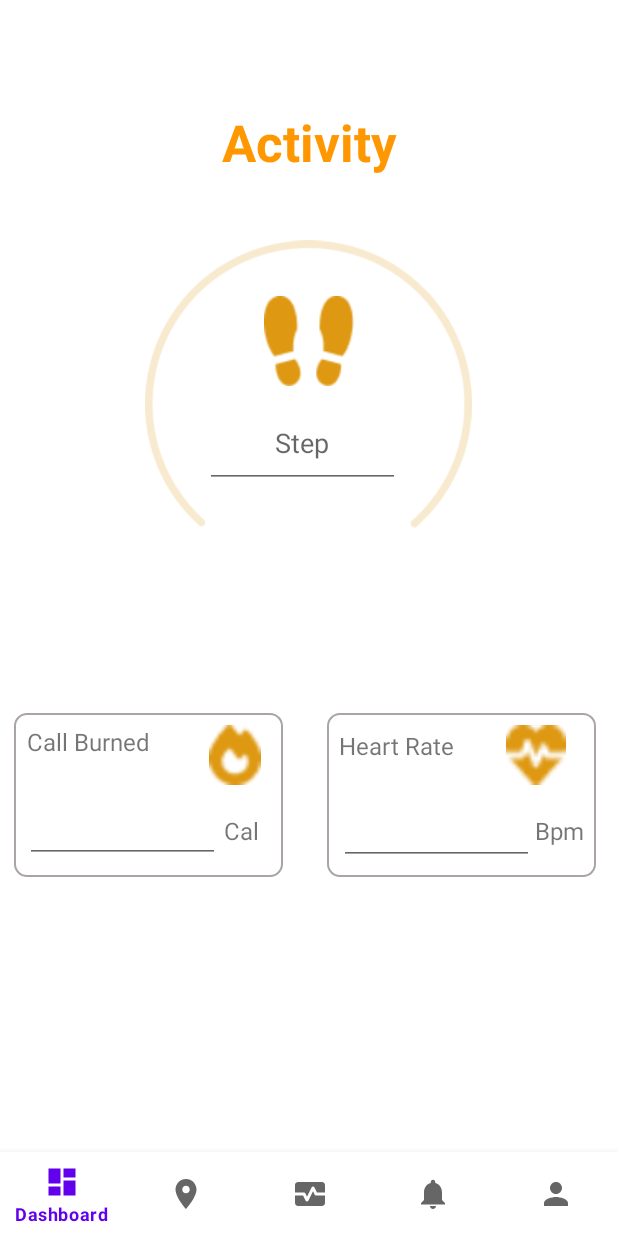
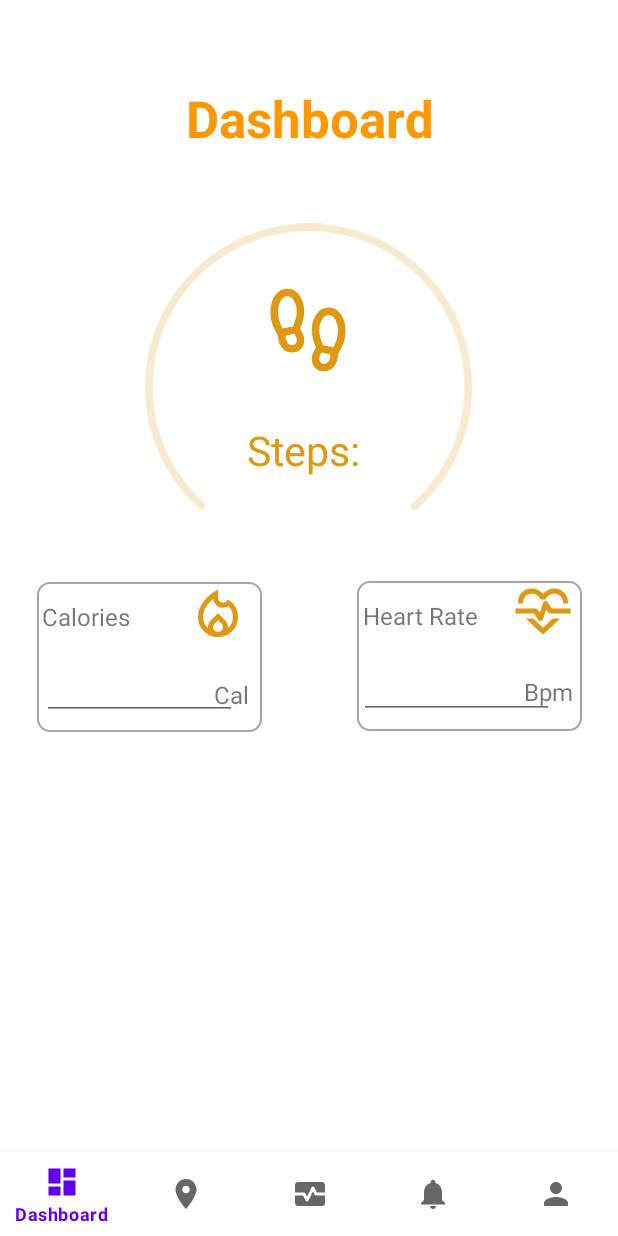
Before and after one commit to nguyen-noah-uet/Sanitas, an Android app: the DashboardFragment screen opened through its navigation route, on a phone screen of 412 x 824 dp. Run offline under Robolectric (Android 15) with nearby library versions, the light colour scheme and no system bars; our stand-ins replace navigation-ui.

Commit message:
Add navigation, fix images

```diff
--- a/app/src/main/java/com/example/sanitas/ui/dashboard/DashboardFragment.kt
+++ b/app/src/main/java/com/example/sanitas/ui/dashboard/DashboardFragment.kt
@@ -75,7 +75,7 @@ class DashboardFragment : Fragment(), SensorEventListener {
             filteredResult(totalAcc)
             if (checkStep()) {
                 stepCounter += 1
-                binding.textDashboard.text = "Steps: ${stepCounter}"
+                binding.StepEditText.text = "Steps: ${stepCounter}"
             }
         }
     }
--- /dev/null
+++ b/app/src/main/res/drawable/baseline_directions_run_24.xml
@@ -0,0 +1,5 @@
+<vector android:autoMirrored="true" android:height="24dp"
+    android:tint="#000000" android:viewportHeight="24"
+    android:viewportWidth="24" android:width="24dp" xmlns:android="http://schemas.android.com/apk/res/android">
+    <path android:fillColor="@android:color/white" android:pathData="M13.49,5.48c1.1,0 2,-0.9 2,-2s-0.9,-2 -2,-2 -2,0.9 -2,2 0.9,2 2,2zM9.89,19.38l1,-4.4 2.1,2v6h2v-7.5l-2.1,-2 0.6,-3c1.3,1.5 3.3,2.5 5.5,2.5v-2c-1.9,0 -3.5,-1 -4.3,-2.4l-1,-1.6c-0.4,-0.6 -1,-1 -1.7,-1 -0.3,0 -0.5,0.1 -0.8,0.1l-5.2,2.2v4.7h2v-3.4l1.8,-0.7 -1.6,8.1 -4.9,-1 -0.4,2 7,1.4z"/>
+</vector>
--- /dev/null
+++ b/app/src/main/res/drawable/cardiology_fill0_wght400_grad0_opsz24.xml
@@ -0,0 +1,9 @@
+<vector xmlns:android="http://schemas.android.com/apk/res/android"
+    android:width="24dp"
+    android:height="24dp"
+    android:viewportWidth="960"
+    android:viewportHeight="960">
+  <path
+      android:fillColor="#FFde9811"
+      android:pathData="M300,120q52,0 99,22t81,62q34,-40 81,-62t99,-22q94,0 157,63t63,157q0,5 -0.5,10t-0.5,10h-80q1,-5 1,-10v-10q0,-60 -40,-100t-100,-40q-47,0 -87,26.5T518,294h-76q-15,-41 -55,-67.5T300,200q-60,0 -100,40t-40,100v10q0,5 1,10L81,360q0,-5 -0.5,-10t-0.5,-10q0,-94 63,-157t157,-63ZM212,600h112q32,31 70,67t86,79q48,-43 86,-79t70,-67h113q-38,42 -90,91T538,802l-58,52 -58,-52q-69,-62 -120.5,-111T212,600ZM442,640q13,0 22.5,-7.5T478,613l54,-163 35,52q5,8 14,13t19,5h320v-80L623,440l-69,-102q-6,-9 -15.5,-13.5T518,320q-13,0 -22.5,7.5T482,347l-54,162 -34,-51q-5,-8 -14,-13t-19,-5L40,440v80h297l69,102q6,9 15.5,13.5T442,640ZM480,473Z"/>
+</vector>
--- /dev/null
+++ b/app/src/main/res/drawable/footprint_fill0_wght400_grad0_opsz24.xml
@@ -0,0 +1,9 @@
+<vector xmlns:android="http://schemas.android.com/apk/res/android"
+    android:width="24dp"
+    android:height="24dp"
+    android:viewportWidth="960"
+    android:viewportHeight="960">
+  <path
+      android:fillColor="#FFde9811"
+      android:pathData="M315,720q-77,0 -117,-57t-38,-128l-18,-27q-11,-17 -36.5,-77T80,280q0,-103 51,-171.5T260,40q85,0 132.5,75.5T440,280q0,58 -16,107t-28,79l8,13q8,14 22,44.5t14,63.5q0,57 -35.5,95T315,720ZM210,464l110,-22q13,-32 26.5,-73t13.5,-89q0,-60 -27.5,-110T260,120q-45,0 -72.5,50T160,280q0,63 17.5,111.5T210,464ZM315,640q19,0 32,-14t13,-39q0,-17 -8,-35t-16,-32l-96,20q0,40 17.5,70t57.5,30ZM645,920q-54,0 -89.5,-38T520,787q0,-33 14,-63.5t22,-44.5l8,-13q-12,-30 -28,-79t-16,-107q0,-89 47.5,-164.5T700,240q78,0 129,68.5T880,480q0,91 -25.5,150.5T818,707l-18,28q1,71 -38.5,128T645,920ZM750,664q15,-24 32.5,-72T800,480q0,-60 -27.5,-110T700,320q-45,0 -72.5,50T600,480q0,48 13.5,88.5T640,642l110,22ZM645,840q40,0 57.5,-30t17.5,-70l-96,-20q-8,14 -16,32t-8,35q0,20 12.5,36.5T645,840Z"/>
+</vector>
--- /dev/null
+++ b/app/src/main/res/drawable/local_fire_department_fill0_wght400_grad0_opsz24.xml
@@ -0,0 +1,9 @@
+<vector xmlns:android="http://schemas.android.com/apk/res/android"
+    android:width="24dp"
+    android:height="24dp"
+    android:viewportWidth="960"
+    android:viewportHeight="960">
+  <path
+      android:fillColor="#FFde9811"
+      android:pathData="M240,560q0,52 21,98.5t60,81.5q-1,-5 -1,-9v-9q0,-32 12,-60t35,-51l113,-111 113,111q23,23 35,51t12,60v9q0,4 -1,9 39,-35 60,-81.5t21,-98.5q0,-50 -18.5,-94.5T648,386q-20,13 -42,19.5t-45,6.5q-62,0 -107.5,-41T401,270q-39,33 -69,68.5t-50.5,72Q261,447 250.5,485T240,560ZM480,612 L423,668q-11,11 -17,25t-6,29q0,32 23.5,55t56.5,23q33,0 56.5,-23t23.5,-55q0,-16 -6,-29.5T537,668l-57,-56ZM480,120v132q0,34 23.5,57t57.5,23q18,0 33.5,-7.5T622,302l18,-22q74,42 117,117t43,163q0,134 -93,227T480,880q-134,0 -227,-93t-93,-227q0,-129 86.5,-245T480,120Z"/>
+</vector>
--- a/app/src/main/res/layout/fragment_dashboard.xml
+++ b/app/src/main/res/layout/fragment_dashboard.xml
@@ -10,10 +10,7 @@
             android:id="@+id/text_dashboard"
             android:layout_width="match_parent"
             android:layout_height="wrap_content"
-        android:layout_marginStart="16dp"
-        android:layout_marginTop="16dp"
-        android:layout_marginEnd="16dp"
-        android:text="Activity"
+            android:text="@string/title_dashboard"
             android:textAlignment="center"
             android:textColor="#FF9800"
             android:textSize="34sp"
@@ -21,104 +18,57 @@
             app:layout_constraintEnd_toEndOf="parent"
             app:layout_constraintStart_toStartOf="parent"
             app:layout_constraintTop_toTopOf="parent"
-        tools:text="Activity" />
+            tools:text="Activity"/>
+
 
     <ImageView
             android:id="@+id/imageView5"
             android:layout_width="60dp"
             android:layout_height="60dp"
             android:layout_marginStart="16dp"
-        android:layout_marginTop="80dp"
-        android:layout_marginEnd="16dp"
-        android:src="@drawable/vector_ek1"
-        app:layout_constraintEnd_toEndOf="parent"
-        app:layout_constraintHorizontal_bias="0.501"
-        app:layout_constraintStart_toStartOf="parent"
-        app:layout_constraintTop_toBottomOf="@+id/text_dashboard" />
-
-
+            android:src="@drawable/footprint_fill0_wght400_grad0_opsz24"
+            app:layout_constraintEnd_toEndOf="@+id/imageView"
+            app:layout_constraintHorizontal_bias="0.443"
+            app:layout_constraintStart_toStartOf="@+id/imageView"
+            app:layout_constraintTop_toTopOf="@+id/imageView" app:layout_constraintBottom_toBottomOf="@+id/imageView"
+            app:layout_constraintVertical_bias="0.331"/>
     <ImageView
             android:id="@+id/imageView"
             android:layout_width="218dp"
             android:layout_height="205dp"
-        android:layout_marginStart="16dp"
-        android:layout_marginTop="36dp"
-        android:layout_marginEnd="16dp"
             android:src="@drawable/eclipe_1"
             app:layout_constraintEnd_toEndOf="parent"
-        app:layout_constraintHorizontal_bias="0.496"
+            app:layout_constraintHorizontal_bias="0.497"
             app:layout_constraintStart_toStartOf="parent"
-        app:layout_constraintTop_toBottomOf="@+id/text_dashboard" />
-
-    <EditText
-        android:id="@+id/editTextNumber6"
+            app:layout_constraintTop_toTopOf="@+id/text_dashboard" app:layout_constraintBottom_toBottomOf="parent"
+            app:layout_constraintVertical_bias="0.153"/>
+    <TextView
+            android:id="@+id/StepEditText"
             android:layout_width="130dp"
             android:layout_height="60dp"
-        android:layout_marginStart="136dp"
-        android:layout_marginTop="8dp"
-        android:layout_marginEnd="145dp"
             android:ems="10"
-        android:hint="Step"
-        android:inputType="number"
             android:textAlignment="center"
             android:visibility="visible"
+            android:gravity="center"
+            android:textSize="27sp"
+            android:text="Steps: "
+            android:textColor="#de9811"
             app:layout_constraintEnd_toEndOf="parent"
-        app:layout_constraintHorizontal_bias="1.0"
+            app:layout_constraintHorizontal_bias="0.498"
             app:layout_constraintStart_toStartOf="parent"
-        app:layout_constraintTop_toBottomOf="@+id/imageView5" />
+            app:layout_constraintTop_toBottomOf="@+id/imageView5"
+            app:layout_constraintBottom_toBottomOf="@+id/imageView" app:layout_constraintVertical_bias="0.54"/>
 
     <View
             android:id="@+id/rectangle_1"
-        android:layout_width="179dp"
-        android:layout_height="109dp"
-        android:layout_marginStart="9dp"
-        android:layout_marginTop="82dp"
-        android:layout_marginBottom="239dp"
+            android:layout_width="150dp"
+            android:layout_height="100dp"
             android:background="@drawable/rectangle_4_shape"
             app:layout_constraintBottom_toBottomOf="parent"
             app:layout_constraintStart_toStartOf="parent"
-        app:layout_constraintTop_toBottomOf="@+id/editTextNumber6"
-        app:layout_constraintVertical_bias="1.0" />
-
-    <ImageView
-        android:id="@+id/imageView4"
-        android:layout_width="40dp"
-        android:layout_height="40dp"
-        android:src="@drawable/vector_ek3"
-        app:layout_constraintBottom_toTopOf="@+id/textView7"
-        app:layout_constraintEnd_toEndOf="@+id/rectangle_1"
-        app:layout_constraintHorizontal_bias="0.6"
-        app:layout_constraintStart_toEndOf="@+id/textView8"
-        app:layout_constraintTop_toTopOf="@+id/rectangle_1"
-        app:layout_constraintVertical_bias="0.296" />
-
-    <TextView
-        android:id="@+id/textView7"
-        android:layout_width="wrap_content"
-        android:layout_height="wrap_content"
-        android:layout_marginEnd="16dp"
-        android:text="Cal"
-        android:textSize="16sp"
-        app:layout_constraintBottom_toBottomOf="@+id/rectangle_1"
-        app:layout_constraintEnd_toEndOf="@+id/rectangle_1"
-        app:layout_constraintTop_toTopOf="@+id/rectangle_1"
-        app:layout_constraintVertical_bias="0.77" />
-
-    <TextView
-        android:id="@+id/textView8"
-        android:layout_width="100dp"
-        android:layout_height="20dp"
-        android:layout_marginTop="8dp"
-        android:text="Call Burned"
-        android:textAlignment="viewStart"
-        android:textSize="16sp"
-        app:layout_constraintBottom_toTopOf="@+id/editTextNumber5"
-        app:layout_constraintEnd_toEndOf="@+id/rectangle_1"
-        app:layout_constraintHorizontal_bias="0.113"
-        app:layout_constraintStart_toStartOf="@+id/rectangle_1"
-        app:layout_constraintTop_toTopOf="@+id/rectangle_1"
-        app:layout_constraintVertical_bias="0.0" />
-
+            app:layout_constraintTop_toBottomOf="@+id/StepEditText"
+            app:layout_constraintVertical_bias="0.148" app:layout_constraintEnd_toEndOf="parent"
+            app:layout_constraintHorizontal_bias="0.095"/>
     <EditText
             android:id="@+id/editTextNumber5"
             android:layout_width="130dp"
@@ -128,72 +78,95 @@
             android:visibility="visible"
             app:layout_constraintBottom_toBottomOf="@+id/rectangle_1"
             app:layout_constraintEnd_toEndOf="@+id/rectangle_1"
-        app:layout_constraintHorizontal_bias="0.142"
+            app:layout_constraintHorizontal_bias="0.15"
             app:layout_constraintStart_toStartOf="@+id/rectangle_1"
             app:layout_constraintTop_toTopOf="@+id/rectangle_1"
-        app:layout_constraintVertical_bias="0.816" />
-
+            app:layout_constraintVertical_bias="0.8"/>
     <TextView
             android:id="@+id/textView6"
             android:layout_width="wrap_content"
             android:layout_height="wrap_content"
-        android:layout_marginEnd="8dp"
             android:text="Bpm"
             android:textSize="16sp"
             app:layout_constraintBottom_toBottomOf="@+id/rectangle_4"
             app:layout_constraintEnd_toEndOf="@+id/rectangle_4"
-        app:layout_constraintHorizontal_bias="1.0"
-        app:layout_constraintStart_toStartOf="@+id/editTextNumber2"
-        app:layout_constraintTop_toBottomOf="@+id/imageView3"
-        app:layout_constraintVertical_bias="0.487" />
-
-    <View
-        android:id="@+id/rectangle_4"
-        android:layout_width="179dp"
-        android:layout_height="109dp"
-        android:layout_marginStart="30dp"
-        android:layout_marginTop="82dp"
-        android:layout_marginEnd="15dp"
-        android:layout_marginBottom="239dp"
-        android:background="@drawable/rectangle_4_shape"
-        app:layout_constraintBottom_toBottomOf="parent"
-        app:layout_constraintEnd_toEndOf="parent"
-        app:layout_constraintStart_toEndOf="@+id/rectangle_1"
-        app:layout_constraintTop_toBottomOf="@+id/editTextNumber6"
-        app:layout_constraintVertical_bias="1.0" />
-
+            app:layout_constraintHorizontal_bias="0.948"
+            app:layout_constraintStart_toStartOf="@+id/rectangle_4"
+            app:layout_constraintVertical_bias="0.807" app:layout_constraintTop_toTopOf="@+id/rectangle_4"/>
     <ImageView
             android:id="@+id/imageView3"
             android:layout_width="40dp"
             android:layout_height="40dp"
-        android:layout_marginTop="8dp"
-        android:layout_marginEnd="20dp"
-        android:src="@drawable/vector_ek2"
+            android:src="@drawable/cardiology_fill0_wght400_grad0_opsz24"
             app:layout_constraintEnd_toEndOf="@+id/rectangle_4"
-        app:layout_constraintTop_toTopOf="@+id/rectangle_4" />
-
+            app:layout_constraintTop_toTopOf="@+id/rectangle_4"
+            app:layout_constraintBottom_toBottomOf="@+id/rectangle_4"
+            app:layout_constraintStart_toStartOf="@+id/rectangle_4" app:layout_constraintHorizontal_bias="0.945"
+            app:layout_constraintVertical_bias="0.0"/>
+    <TextView
+            android:id="@+id/textView8"
+            android:layout_width="100dp"
+            android:layout_height="20dp"
+            android:text="Calories"
+            android:textAlignment="viewStart"
+            android:textSize="16sp"
+            app:layout_constraintEnd_toEndOf="@+id/rectangle_1"
+            app:layout_constraintHorizontal_bias="0.06"
+            app:layout_constraintStart_toStartOf="@+id/rectangle_1"
+            app:layout_constraintTop_toTopOf="@+id/rectangle_1"
+            app:layout_constraintVertical_bias="0.15" app:layout_constraintBottom_toBottomOf="@+id/rectangle_1"/>
+    <ImageView
+            android:id="@+id/imageView4"
+            android:layout_width="40dp"
+            android:layout_height="40dp"
+            android:src="@drawable/local_fire_department_fill0_wght400_grad0_opsz24"
+            app:layout_constraintEnd_toEndOf="@+id/rectangle_1"
+            app:layout_constraintHorizontal_bias="0.918"
+            app:layout_constraintTop_toTopOf="@+id/rectangle_1"
+            app:layout_constraintVertical_bias="0.0" app:layout_constraintBottom_toBottomOf="@+id/rectangle_1"
+            app:layout_constraintStart_toStartOf="@+id/rectangle_1"/>
+    <TextView
+            android:id="@+id/textView7"
+            android:layout_width="wrap_content"
+            android:layout_height="wrap_content"
+            android:text="Cal"
+            android:textSize="16sp"
+            app:layout_constraintBottom_toBottomOf="@+id/rectangle_1"
+            app:layout_constraintEnd_toEndOf="@+id/rectangle_1"
+            app:layout_constraintTop_toTopOf="@+id/rectangle_1"
+            app:layout_constraintVertical_bias="0.82" app:layout_constraintStart_toStartOf="@+id/rectangle_1"
+            app:layout_constraintHorizontal_bias="0.929"/>
     <EditText
             android:id="@+id/editTextNumber2"
             android:layout_width="130dp"
             android:layout_height="60dp"
-        android:layout_marginStart="8dp"
-        android:layout_marginBottom="8dp"
             android:ems="10"
             android:inputType="number"
             android:visibility="visible"
             app:layout_constraintBottom_toBottomOf="@+id/rectangle_4"
-        app:layout_constraintStart_toStartOf="@+id/rectangle_4" />
-
+            app:layout_constraintStart_toStartOf="@+id/rectangle_4"
+            app:layout_constraintTop_toTopOf="@+id/rectangle_4" app:layout_constraintEnd_toEndOf="@+id/rectangle_4"
+            app:layout_constraintHorizontal_bias="0.05" app:layout_constraintVertical_bias="0.8"/>
+    <View
+            android:id="@+id/rectangle_4"
+            android:layout_width="150dp"
+            android:layout_height="100dp"
+            android:background="@drawable/rectangle_4_shape"
+            app:layout_constraintBottom_toBottomOf="parent"
+            app:layout_constraintEnd_toEndOf="parent"
+            app:layout_constraintTop_toBottomOf="@+id/imageView"
+            app:layout_constraintVertical_bias="0.106" app:layout_constraintHorizontal_bias="0.908"
+            app:layout_constraintStart_toStartOf="parent"/>
     <TextView
             android:id="@+id/textView2"
             android:layout_width="100dp"
             android:layout_height="20dp"
-        android:layout_marginStart="8dp"
             android:text="Heart Rate"
             android:textAlignment="viewStart"
             android:textSize="16sp"
-        app:layout_constraintBottom_toTopOf="@+id/editTextNumber2"
             app:layout_constraintStart_toStartOf="@+id/rectangle_4"
-        app:layout_constraintTop_toTopOf="@+id/rectangle_4" />
+            app:layout_constraintTop_toTopOf="@+id/rectangle_4" app:layout_constraintVertical_bias="0.15"
+            app:layout_constraintEnd_toEndOf="@+id/rectangle_4"
+            app:layout_constraintBottom_toBottomOf="@+id/rectangle_4" app:layout_constraintHorizontal_bias="0.08"/>
 
 </androidx.constraintlayout.widget.ConstraintLayout>
--- a/app/src/main/res/menu/bottom_nav_menu.xml
+++ b/app/src/main/res/menu/bottom_nav_menu.xml
@@ -11,7 +11,7 @@
         android:icon="@drawable/baseline_location_on_24"
         android:title="@string/title_positioning" />
     <item
-        android:id="@+id/navigation_heartmonitor"
+        android:id="@+id/navigation_heartonitor1"
         android:icon="@drawable/baseline_monitor_heart_24"
         android:title="@string/title_heartmonitor" />
     <item
--- a/app/src/main/res/navigation/mobile_navigation.xml
+++ b/app/src/main/res/navigation/mobile_navigation.xml
@@ -67,6 +67,24 @@
             android:id="@+id/action_navigation_profile_to_navigation_login"
             app:destination="@id/navigation_login" />
     </fragment>
+    <fragment android:id="@+id/navigation_heartonitor1"
+              android:name="com.example.sanitas.ui.heartmonitor.HeartMonitorFragment1"
+              android:label="fragment_heartmonitor1" tools:layout="@layout/fragment_heartmonitor1">
+        <action android:id="@+id/action_navigation_heartonitor1_to_navigation_heartonitor2"
+                app:destination="@id/navigation_heartonitor2"/>
+    </fragment>
+    <fragment android:id="@+id/navigation_heartonitor2"
+              android:name="com.example.sanitas.ui.heartmonitor.HeartMonitorFragment2"
+              android:label="fragment_heartmonitor2" tools:layout="@layout/fragment_heartmonitor2">
+        <action android:id="@+id/action_navigation_heartonitor2_to_navigation_heartonitor3"
+                app:destination="@id/navigation_heartonitor3"/>
+    </fragment>
+    <fragment android:id="@+id/navigation_heartonitor3"
+              android:name="com.example.sanitas.ui.heartmonitor.HeartMonitorFragment3"
+              android:label="fragment_heartmonitor3" tools:layout="@layout/fragment_heartmonitor3">
+        <action android:id="@+id/action_navigation_heartonitor3_to_navigation_heartmonitor"
+                app:destination="@id/navigation_heartmonitor"/>
+    </fragment>
     <!--    <fragment-->
 <!--        android:id="@+id/navigation_statistics"-->
 <!--        android:name="com.example.sanitas.ui.statistics.StatisticsFragment"-->
```
Also changed, not shown: app/src/main/java/com/example/sanitas/ui/heartmonitor/HeartMonitorFragment1.kt (added, +61 -0 lines), app/src/main/res/layout/fragment_heartmonitor1.xml (+19 -18 lines), app/src/main/res/layout/fragment_heartmonitor2.xml (+17 -17 lines), app/src/main/res/layout/fragment_heartmonitor3.xml (+17 -17 lines). Lines whose indentation alone changed are shown as unchanged.
